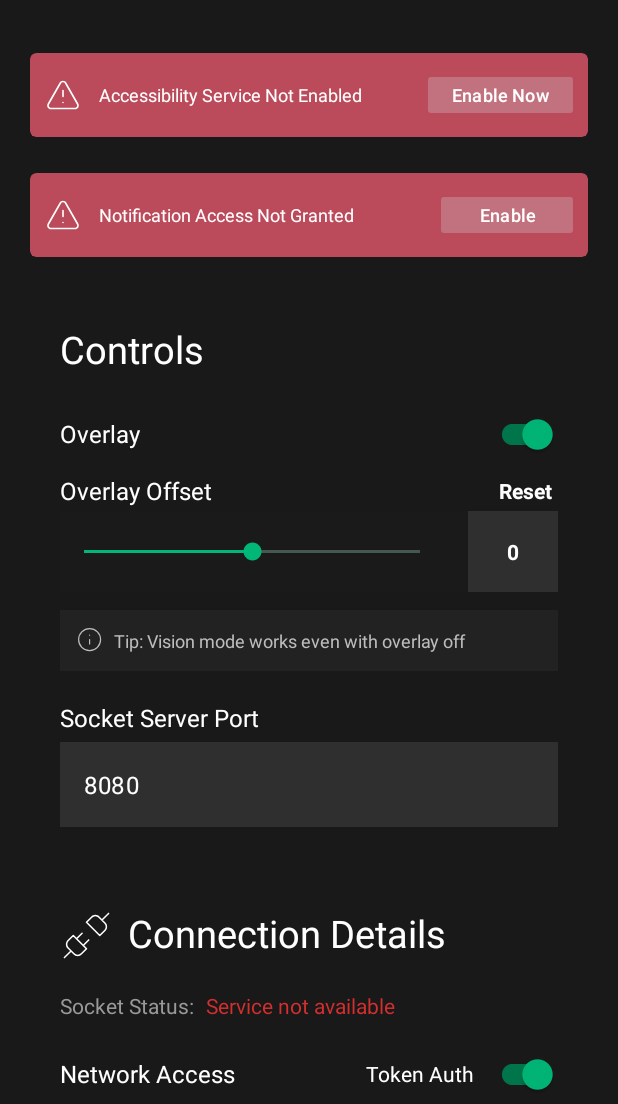
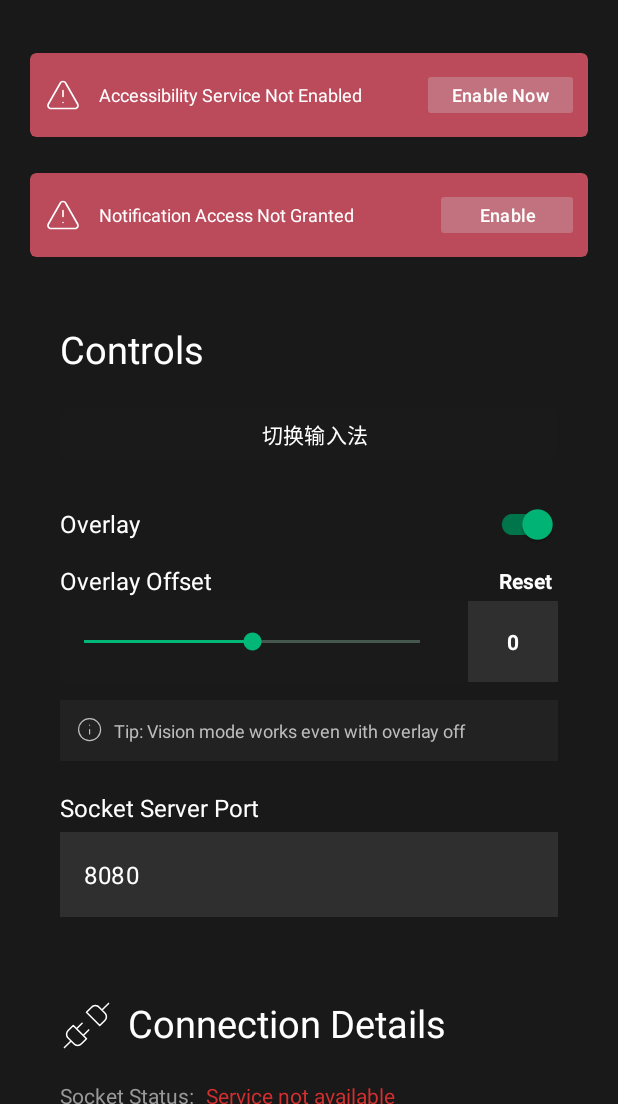
Before and after one commit to onepy/xiao-adb, an Android app: the screen it shows after launch (MainActivity), on a phone screen of 412 x 824 dp, the part 132-1236 px from its top. Run offline under Robolectric (Android 15) with nearby library versions, the phone set to English and light mode, and no system bars.

Commit message:
添加快速切换输入法按钮：在主UI的Controls区域添加一键打开系统输入法选择器的功能

```diff
--- a/app/src/main/java/com/droidrun/portal/ui/MainActivity.kt
+++ b/app/src/main/java/com/droidrun/portal/ui/MainActivity.kt
@@ -51,6 +51,7 @@ class MainActivity : AppCompatActivity() {
     private lateinit var logsLink: TextView
     private lateinit var toggleOverlay: SwitchMaterial
     private lateinit var fetchButton: MaterialButton
+    private lateinit var btnSwitchIme: MaterialButton
     private lateinit var offsetSlider: SeekBar
     private lateinit var offsetValueDisplay: TextInputEditText
     private lateinit var offsetValueInputLayout: TextInputLayout
@@ -127,6 +128,7 @@ class MainActivity : AppCompatActivity() {
         versionText = findViewById(R.id.version_text)
         logsLink = findViewById(R.id.logs_link)
         fetchButton = findViewById(R.id.fetch_button)
+        btnSwitchIme = findViewById(R.id.btn_switch_ime)
         toggleOverlay = findViewById(R.id.toggle_overlay)
         offsetSlider = findViewById(R.id.offset_slider)
         offsetValueDisplay = findViewById(R.id.offset_value_display)
@@ -159,6 +161,10 @@ class MainActivity : AppCompatActivity() {
 
         fetchButton.setOnClickListener {
             fetchElementData()
+        }
+
+        btnSwitchIme.setOnClickListener {
+            openInputMethodPicker()
         }
 
         toggleOverlay.setOnCheckedChangeListener { _, isChecked ->
@@ -837,4 +843,15 @@ class MainActivity : AppCompatActivity() {
             .create()
             .show()
     }
+
+    private fun openInputMethodPicker() {
+        try {
+            val inputMethodManager = getSystemService(Context.INPUT_METHOD_SERVICE) as android.view.inputmethod.InputMethodManager
+            inputMethodManager.showInputMethodPicker()
+            Toast.makeText(this, "请选择输入法", Toast.LENGTH_SHORT).show()
+        } catch (e: Exception) {
+            Log.e("DROIDRUN_MAIN", "Error opening input method picker: ${e.message}")
+            Toast.makeText(this, "打开输入法选择器失败", Toast.LENGTH_SHORT).show()
+        }
+    }
 }
--- a/app/src/main/res/layout/activity_main.xml
+++ b/app/src/main/res/layout/activity_main.xml
@@ -255,6 +255,22 @@
                         android:textStyle="normal"
                         android:textColor="@color/text_white"
                         android:layout_marginBottom="15dp" />
+
+                    <!-- Switch Input Method Button -->
+                    <com.google.android.material.button.MaterialButton
+                        android:id="@+id/btn_switch_ime"
+                        android:layout_width="match_parent"
+                        android:layout_height="wrap_content"
+                        android:text="切换输入法"
+                        android:textSize="14sp"
+                        android:textColor="@color/text_white"
+                        app:backgroundTint="@color/background_secondary"
+                        app:cornerRadius="8dp"
+                        app:icon="@drawable/circular_keyboard_icon"
+                        app:iconTint="@color/text_white"
+                        app:iconGravity="start"
+                        android:layout_marginBottom="12dp"
+                        style="@style/Widget.MaterialComponents.Button.UnelevatedButton" />
 
                     <!-- Overlay Toggle -->
                     <LinearLayout
```
Also changed, not shown: 1 other file.
